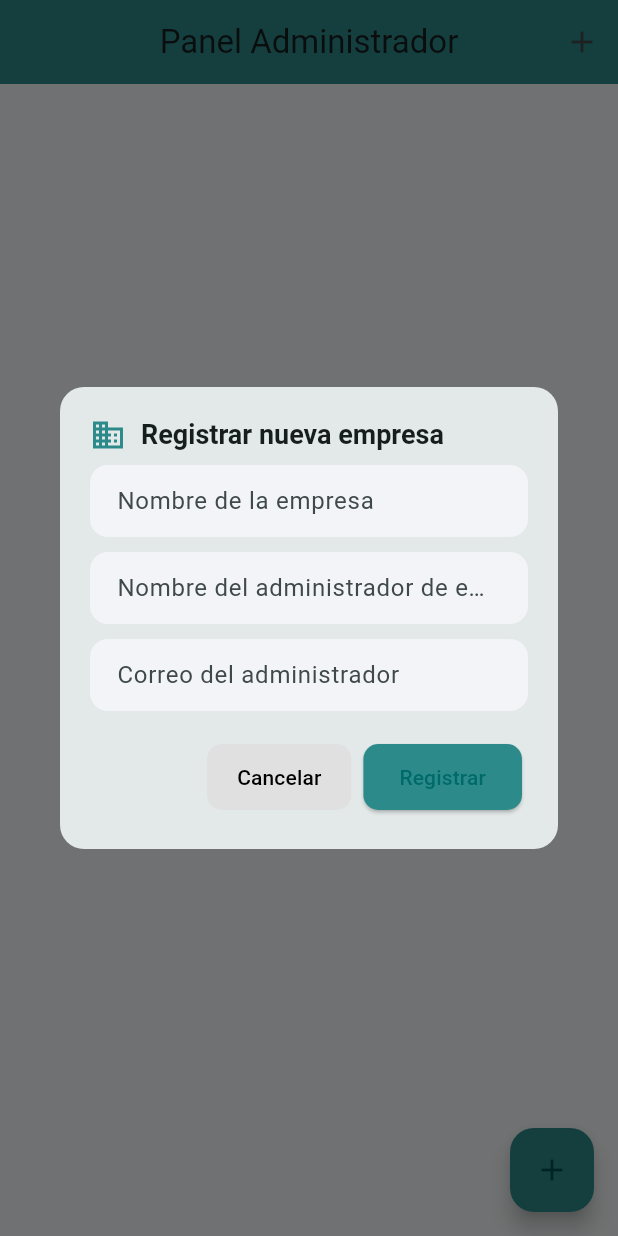
After one commit to johanmerida8/AppReciclajeJJ, a Flutter app: the AdminDashboardScreen screen opened directly, after a tap on the "add" icon, on a phone screen of 412 x 824 dp. The commit adds this screen. Run offline on Flutter 3.47's test engine with Material 3 defaults, Android fonts, the light colour scheme and no system bars; our stand-ins replace curved_navigation_bar, flutter_map, geocoding, image_picker, latlong2, location and 3 more; accounts and stored records are empty.

Commit message:
Manejo de roles - Administrador y creacion de empresa

```diff
--- /dev/null
+++ b/lib/database/company_database.dart
@@ -0,0 +1,26 @@
+import 'package:reciclaje_app/model/company.dart';
+import 'package:supabase_flutter/supabase_flutter.dart';
+
+class CompanyDatabase {
+  final database = Supabase.instance.client.from('company');
+
+  // create
+  Future createCompany(Company newCompany) async {
+    await database.insert(newCompany.toMap());
+  }
+
+  // read
+  final stream = Supabase.instance.client.from('company').stream(
+    primaryKey: ['idCompany']
+  ).map((data) => data.map((companyMap) => Company.fromMap(companyMap)).toList());
+
+  // update
+  Future updateCompany(Company oldCompany) async {
+    await database.update(oldCompany.toMap()).eq('idCompany', oldCompany.companyId!);
+  }
+
+  // delete
+  Future deleteCompany(Company company) async {
+    await database.delete().eq('idCompany', company.companyId!);
+  }
+}
--- /dev/null
+++ b/lib/model/company.dart
@@ -0,0 +1,35 @@
+class Company {
+  int? companyId;
+  int? adminUserId;
+  String? nameCompany;
+  int? state;
+
+  Company({
+    this.companyId,
+    this.adminUserId,
+    this.nameCompany,
+    this.state,
+  });
+
+  factory Company.fromMap(Map<String, dynamic> map) {
+    return Company(
+      companyId: map['idCompany'] as int,
+      adminUserId: map['adminUserID'],
+      nameCompany: map['nameCompany'] as String,
+      state: map['state'] as int,
+    );
+  }
+
+  Map<String, dynamic> toMap() {
+    return {
+      'adminUserID': adminUserId,
+      'nameCompany': nameCompany,
+      'state': state,
+    };
+  }
+
+  @override
+  String toString() {
+    return 'Company{idCompany: $companyId, adminUserId: $adminUserId, nameCompany: $nameCompany, state: $state}';
+  }
+}
--- /dev/null
+++ b/lib/screen/administrator/administrator_dashboard_screen.dart
@@ -0,0 +1,255 @@
+// lib/screen/admin_dashboard_screen.dart
+import 'package:flutter/material.dart';
+import 'package:reciclaje_app/database/company_database.dart';
+import 'package:reciclaje_app/model/company.dart';
+import 'package:supabase_flutter/supabase_flutter.dart';
+
+class AdminDashboardScreen extends StatefulWidget {
+  const AdminDashboardScreen({super.key});
+
+  @override
+  State<AdminDashboardScreen> createState() => _AdminDashboardScreenState();
+}
+
+class _AdminDashboardScreenState extends State<AdminDashboardScreen> {
+  final CompanyDatabase _companyDb = CompanyDatabase();
+  final SupabaseClient _supabase = Supabase.instance.client;
+
+  // abrir diálogo para crear empresa
+  void _showCreateCompanyDialog() {
+    final nameCompanyController = TextEditingController();
+    final nameOwnerController = TextEditingController();
+    final emailOwnerController = TextEditingController();
+
+    showDialog(
+      context: context,
+      builder: (context) {
+        return AlertDialog(
+          shape: RoundedRectangleBorder(borderRadius: BorderRadius.circular(16)),
+          titlePadding: const EdgeInsets.fromLTRB(20, 20, 20, 0),
+          contentPadding: const EdgeInsets.fromLTRB(20, 8, 20, 20),
+          title: Row(
+            children: const [
+              Icon(Icons.business, color: Color(0xFF2D8A8A)),
+              SizedBox(width: 10),
+              Text(
+                'Registrar nueva empresa',
+                style: TextStyle(fontSize: 18, fontWeight: FontWeight.bold),
+              ),
+            ],
+          ),
+          content: SingleChildScrollView(
+            child: Column(
+              mainAxisSize: MainAxisSize.min,
+              children: [
+                _InputField(
+                  controller: nameCompanyController,
+                  hint: 'Nombre de la empresa',
+                ),
+                const SizedBox(height: 10),
+                _InputField(
+                  controller: nameOwnerController,
+                  hint: 'Nombre del administrador de empresa',
+                ),
+                const SizedBox(height: 10),
+                _InputField(
+                  controller: emailOwnerController,
+                  hint: 'Correo del administrador',
+                  keyboardType: TextInputType.emailAddress,
+                ),
+              ],
+            ),
+          ),
+          actions: [
+            TextButton(
+              onPressed: () => Navigator.pop(context),
+              style: TextButton.styleFrom(
+                backgroundColor: Colors.grey[300],
+                padding: const EdgeInsets.symmetric(horizontal: 20, vertical: 12),
+                shape: RoundedRectangleBorder(borderRadius: BorderRadius.circular(10)),
+              ),
+              child: const Text('Cancelar', style: TextStyle(color: Colors.black)),
+            ),
+            ElevatedButton(
+              onPressed: () async {
+                final nameCompany = nameCompanyController.text.trim();
+                final nameOwner = nameOwnerController.text.trim();
+                final emailOwner = emailOwnerController.text.trim();
+
+                if (nameCompany.isEmpty || nameOwner.isEmpty || emailOwner.isEmpty) {
+                  ScaffoldMessenger.of(context).showSnackBar(
+                    const SnackBar(content: Text('Por favor completa todos los campos')),
+                  );
+                  return;
+                }
+
+                try {
+                  // 🔹 1. Crear usuario admin-empresa
+                  final userResponse = await _supabase
+                      .from('users')
+                      .insert({
+                        'names': nameOwner,
+                        'email': emailOwner,
+                        'role': 'admin-empresa',
+                        'state': 1,
+                        'created_at': DateTime.now().toIso8601String(),
+                      })
+                      .select('idUser')
+                      .maybeSingle();
+
+                  if (userResponse == null || userResponse['idUser'] == null) {
+                    throw Exception('Error al registrar el usuario');
+                  }
+
+                  final int adminId = userResponse['idUser'];
+
+                  // 🔹 2. Crear la empresa vinculada al usuario
+                  final company = Company(
+                    nameCompany: nameCompany,
+                    adminUserId: adminId,
+                    state: 1,
+                  );
+                  await _companyDb.createCompany(company);
+
+                  if (mounted) {
+                    Navigator.pop(context);
+                    ScaffoldMessenger.of(context).showSnackBar(
+                      const SnackBar(
+                        content: Text('Empresa y usuario creados exitosamente'),
+                        backgroundColor: Colors.green,
+                      ),
+                    );
+                  }
+                } catch (e) {
+                  if (mounted) {
+                    ScaffoldMessenger.of(context).showSnackBar(
+                      SnackBar(
+                        content: Text('Error al crear empresa o usuario: $e'),
+                        backgroundColor: Colors.red,
+                      ),
+                    );
+                  }
+                }
+              },
+              style: ElevatedButton.styleFrom(
+                backgroundColor: const Color(0xFF2D8A8A),
+                padding: const EdgeInsets.symmetric(horizontal: 24, vertical: 12),
+                shape: RoundedRectangleBorder(borderRadius: BorderRadius.circular(10)),
+              ),
+              child: const Text('Registrar'),
+            ),
+          ],
+        );
+      },
+    );
+  }
+
+  // borrar empresa
+  Future<void> _deleteCompany(Company c) async {
+    try {
+      await _companyDb.deleteCompany(c);
+      if (mounted) {
+        ScaffoldMessenger.of(context).showSnackBar(
+          const SnackBar(content: Text('Empresa eliminada')),
+        );
+      }
+    } catch (e) {
+      if (mounted) {
+        ScaffoldMessenger.of(context).showSnackBar(
+          SnackBar(content: Text('Error al eliminar: $e')),
+        );
+      }
+    }
+  }
+
+  @override
+  Widget build(BuildContext context) {
+    return Scaffold(
+      backgroundColor: const Color(0xFFF5F7F8),
+      appBar: AppBar(
+        title: const Text('Panel Administrador'),
+        backgroundColor: const Color(0xFF2D8A8A),
+        centerTitle: true,
+        actions: [
+          IconButton(
+            icon: const Icon(Icons.add),
+            onPressed: _showCreateCompanyDialog,
+          ),
+        ],
+      ),
+      body: StreamBuilder<List<Company>>(
+        stream: _companyDb.stream,
+        builder: (context, snapshot) {
+          if (snapshot.connectionState == ConnectionState.waiting) {
+            return const Center(child: CircularProgressIndicator());
+          }
+          if (snapshot.hasError) {
+            return Center(child: Text('Error: ${snapshot.error}'));
+          }
+
+          final companies = snapshot.data ?? [];
+          if (companies.isEmpty) {
+            return const Center(child: Text('No hay empresas registradas'));
+          }
+
+          return ListView.builder(
+            padding: const EdgeInsets.all(12),
+            itemCount: companies.length,
+            itemBuilder: (context, index) {
+              final c = companies[index];
+              return Card(
+                margin: const EdgeInsets.symmetric(vertical: 8),
+                shape: RoundedRectangleBorder(borderRadius: BorderRadius.circular(12)),
+                elevation: 2,
+                child: ListTile(
+                  leading: const Icon(Icons.apartment, color: Color(0xFF2D8A8A)),
+                  title: Text(c.nameCompany ?? 'Sin nombre'),
+                  subtitle: Text('ID admin: ${c.adminUserId ?? '-'}'),
+                  trailing: IconButton(
+                    icon: const Icon(Icons.delete_outline, color: Colors.redAccent),
+                    onPressed: () => _deleteCompany(c),
+                  ),
+                ),
+              );
+            },
+          );
+        },
+      ),
+      floatingActionButton: FloatingActionButton(
+        onPressed: _showCreateCompanyDialog,
+        backgroundColor: const Color(0xFF2D8A8A),
+        child: const Icon(Icons.add),
+      ),
+    );
+  }
+}
+
+class _InputField extends StatelessWidget {
+  final TextEditingController controller;
+  final String hint;
+  final TextInputType keyboardType;
+
+  const _InputField({
+    required this.controller,
+    required this.hint,
+    this.keyboardType = TextInputType.text,
+  });
+
+  @override
+  Widget build(BuildContext context) {
+    return TextField(
+      controller: controller,
+      keyboardType: keyboardType,
+      decoration: InputDecoration(
+        hintText: hint,
+        filled: true,
+        fillColor: const Color(0xFFF2F4F7),
+        contentPadding: const EdgeInsets.symmetric(horizontal: 14, vertical: 12),
+        border: OutlineInputBorder(
+          borderRadius: BorderRadius.circular(12),
+          borderSide: BorderSide.none,
+        ),
+      ),
+    );
+  }
+}
```
Also changed, not shown: lib/auth/auth_gate.dart (+48 -24 lines), lib/auth/auth_service.dart (+66 -9 lines), lib/screen/administrator/administrator_navigations.dart (added, +54 -0 lines), lib/screen/register_screen.dart (+90 -81 lines).
